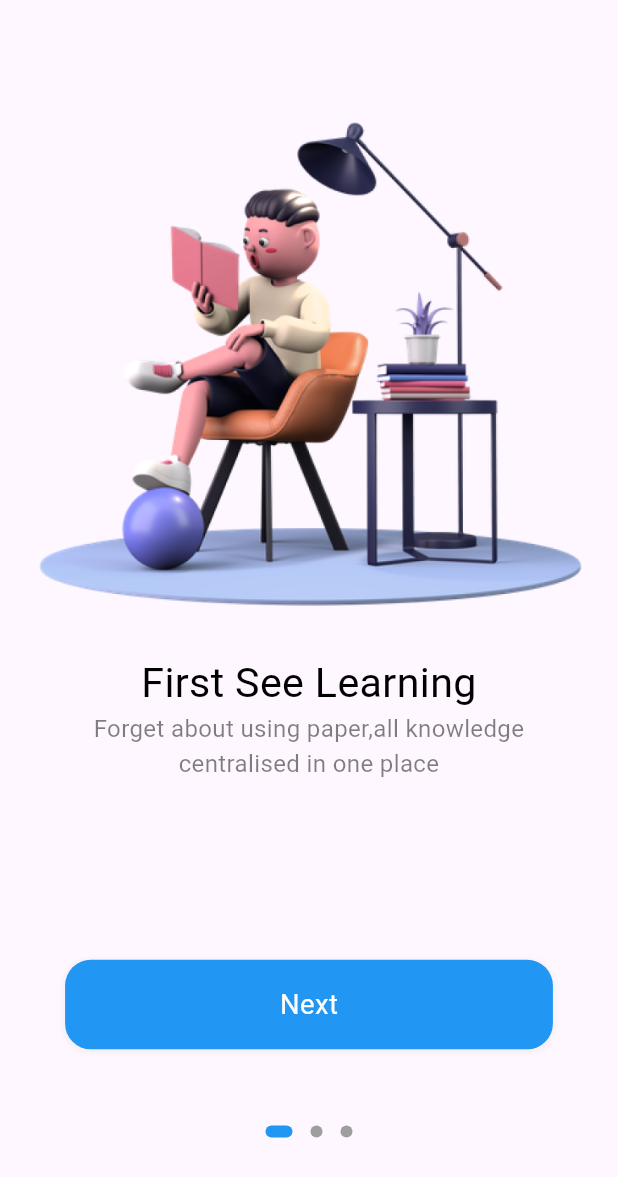
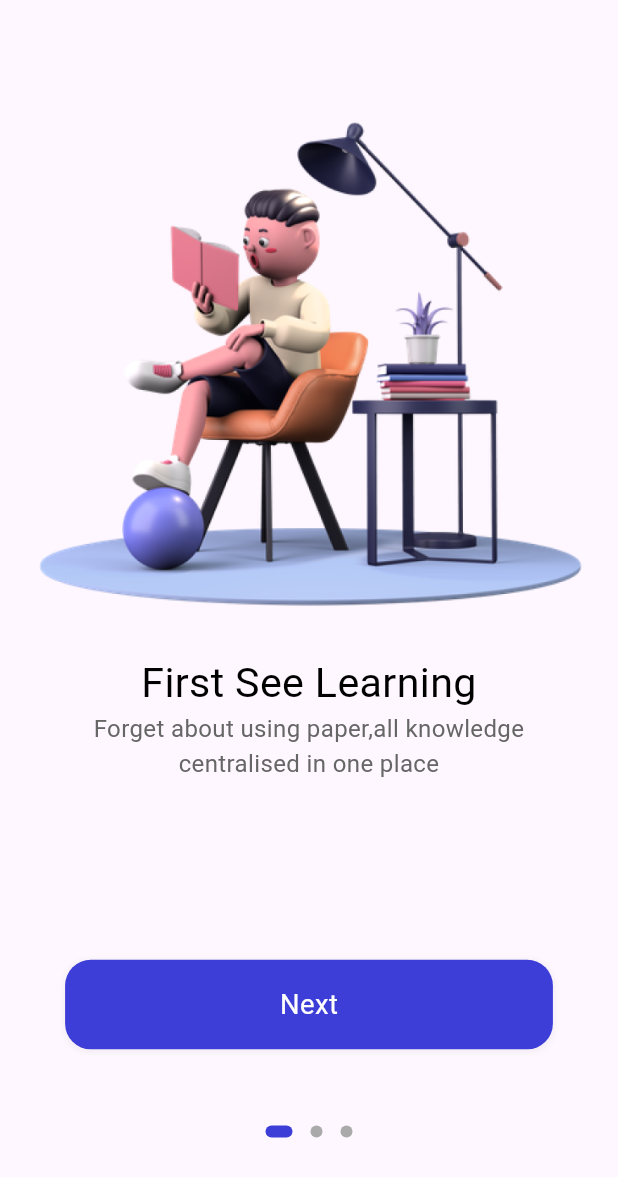
Before and after one commit to LMuchapirei/ulearning, a Flutter app: the screen it shows after launch, on a phone screen of 412 x 824 dp. Shown: the top 1177 px of the screen. Run offline on Flutter 3.47's test engine with Material 3 defaults, Android fonts, the light colour scheme and no system bars; drawn by our look-alikes of dots_indicator; our stand-ins replace cloud_firestore, flutter_bloc, flutter_screenutil; accounts and stored records are empty.

Commit message:
Refactor to use colors in colors.dart

```diff
--- /dev/null
+++ b/lib/common/values/colors.dart
@@ -0,0 +1,34 @@
+import 'dart:ui';
+
+class AppColors {
+  /// white background
+  static const Color primaryBackground = Color.fromARGB(255, 255, 255, 255);
+
+  /// grey background
+  static const Color primarySecondaryBackground =
+      Color.fromARGB(255, 247, 247, 249);
+
+  /// main widget color blue
+  static const Color primaryElement = Color.fromARGB(255, 61, 61, 216);
+
+  /// main text color black
+  static const Color primaryText = Color.fromARGB(255, 0, 0, 0);
+  // video background color
+  static const Color primary_bg = Color.fromARGB(210, 32, 47, 62);
+
+  /// main widget text color white
+  static const Color primaryElementText = Color.fromARGB(255, 255, 255, 255);
+  // main widget text color grey
+  static const Color primarySecondaryElementText =
+      Color.fromARGB(255, 102, 102, 102);
+  // main widget third color grey
+  static const Color primaryThirdElementText =
+      Color.fromARGB(255, 170, 170, 170);
+
+  static const Color primaryFourthElementText =
+      Color.fromARGB(255, 204, 204, 204);
+  //state color
+  static const Color primaryElementStatus = Color.fromARGB(255, 88, 174, 127);
+
+  static const Color primaryElementBg = Color.fromARGB(255, 238, 121, 99);
+}
--- a/lib/pages/signin/sign_in.dart
+++ b/lib/pages/signin/sign_in.dart
@@ -21,7 +21,7 @@ class _SignInState extends State<SignIn> {
                 buildThirdPartyLogin(context),
                 Center(child: resusableText("Or use your email account login")),
                 Container(
-                    margin: EdgeInsets.only(top: 66.h),
+                    margin: EdgeInsets.only(top: 36.h),
                     padding: EdgeInsets.only(left: 25.w, right: 25.w),
                     child: Column(
                         crossAxisAlignment: CrossAxisAlignment.start,
--- a/lib/pages/welcome/welcome.dart
+++ b/lib/pages/welcome/welcome.dart
@@ -2,6 +2,7 @@ import 'package:flutter/material.dart';
 import 'package:flutter_bloc/flutter_bloc.dart';
 import 'package:flutter_screenutil/flutter_screenutil.dart';
 import 'package:dots_indicator/dots_indicator.dart';
+import 'package:ulearning/common/values/colors.dart';
 import 'package:ulearning/main.dart';
 import 'package:ulearning/pages/signin/sign_in.dart';
 import 'package:ulearning/pages/welcome/bloc/welcome_blocs.dart';
@@ -63,13 +64,15 @@ class _WelcomeState extends State<Welcome> {
                         right: 0,
                         left: 0,
                         bottom: 50.h,
+
+                        /// NEED to make this responsive
                         child: DotsIndicator(
                             dotsCount: 3,
                             position: state.page,
                             mainAxisAlignment: MainAxisAlignment.center,
                             decorator: DotsDecorator(
-                                color: Colors.grey,
-                                activeColor: Colors.blue,
+                                color: AppColors.primaryThirdElementText,
+                                activeColor: AppColors.primaryElement,
                                 size: const Size.square(8.0),
                                 activeSize: const Size(18.0, 8.0),
                                 activeShape: RoundedRectangleBorder(
@@ -91,7 +94,7 @@ class _WelcomeState extends State<Welcome> {
               child: Text(title,
                   textAlign: TextAlign.center,
                   style: TextStyle(
-                      color: Colors.black,
+                      color: AppColors.primaryText,
                       fontWeight: FontWeight.normal,
                       fontSize: 24.sp))),
           Container(
@@ -100,7 +103,7 @@ class _WelcomeState extends State<Welcome> {
               child: Text(subTitle,
                   textAlign: TextAlign.center,
                   style: TextStyle(
-                      color: Colors.black.withOpacity(0.5),
+                      color: AppColors.primarySecondaryElementText,
                       fontWeight: FontWeight.normal,
                       fontSize: 14.sp))),
           GestureDetector(
@@ -122,7 +125,7 @@ class _WelcomeState extends State<Welcome> {
                 height: 50.h,
                 decoration: BoxDecoration(
                     borderRadius: BorderRadius.all(Radius.circular(15.w)),
-                    color: Colors.blue,
+                    color: AppColors.primaryElement,
                     boxShadow: [
                       BoxShadow(
                           color: Colors.grey.withOpacity(0.1),
```
Also changed, not shown: lib/pages/signin/bloc/signin_events.dart (added, +13 -0 lines), lib/pages/signin/bloc/signin_states.dart (added, +11 -0 lines), lib/pages/signin/widgets/sign_in_widget.dart (+21 -15 lines), 1 other file.
